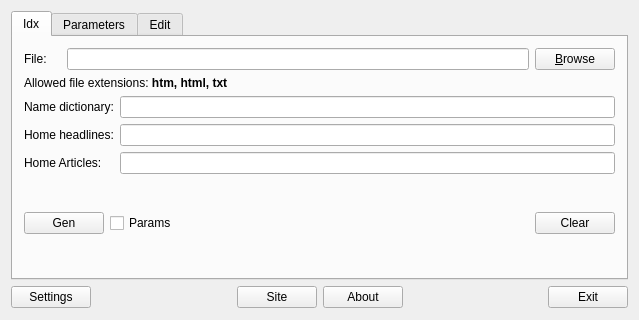
This is src/mainwindget/mainwidget.ui in WarmongeR1/QDict4BQ6 as Qt 5 draws it before an edit. The edited form follows.
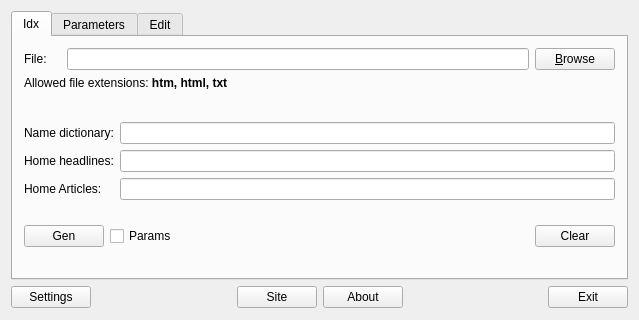
This is the edited form.

What changed in the file:
```diff
--- a/src/mainwindget/mainwidget.ui
+++ b/src/mainwindget/mainwidget.ui
@@ -55,7 +55,7 @@
          </property>
         </widget>
        </item>
-       <item row="2" column="0" colspan="5">
+       <item row="3" column="0" colspan="5">
         <layout class="QFormLayout" name="formLayout">
          <item row="0" column="0">
           <widget class="QLabel" name="label_7">
@@ -89,7 +89,7 @@
          </item>
         </layout>
        </item>
-       <item row="3" column="0" colspan="2">
+       <item row="4" column="0" colspan="2">
         <widget class="QPushButton" name="pBGen">
          <property name="text">
           <string>Gen</string>
@@ -99,7 +99,7 @@
          </property>
         </widget>
        </item>
-       <item row="3" column="3">
+       <item row="4" column="3">
         <spacer name="verticalSpacer">
          <property name="orientation">
           <enum>Qt::Vertical</enum>
@@ -112,7 +112,7 @@
          </property>
         </spacer>
        </item>
-       <item row="3" column="4">
+       <item row="4" column="4">
         <widget class="QPushButton" name="pBClear">
          <property name="text">
           <string>Clear</string>
@@ -122,13 +122,26 @@
          </property>
         </widget>
        </item>
-       <item row="3" column="2">
+       <item row="4" column="2">
         <widget class="QCheckBox" name="checkBParams">
          <property name="text">
           <string>Params</string>
          </property>
         </widget>
        </item>
+       <item row="2" column="0">
+        <spacer name="verticalSpacer_3">
+         <property name="orientation">
+          <enum>Qt::Vertical</enum>
+         </property>
+         <property name="sizeHint" stdset="0">
+          <size>
+           <width>20</width>
+           <height>40</height>
+          </size>
+         </property>
+        </spacer>
+       </item>
       </layout>
      </widget>
      <widget class="QWidget" name="tab_3">
```
Left out of the diff: 19 changed lines with no effect on the pictures.
